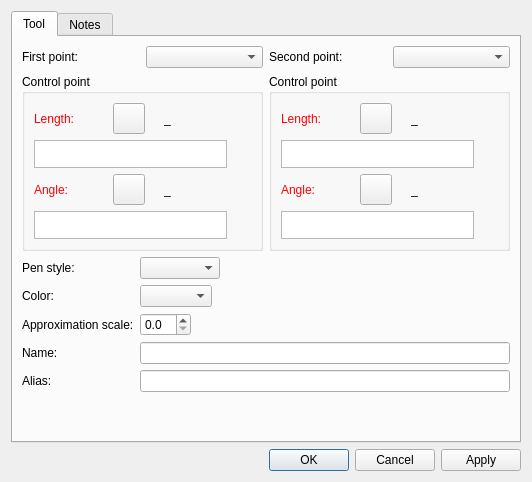
The window that src/libs/vtools/dialogs/tools/dialogspline.ui (dismine/valentina) describes before a commit, drawn with Qt 5.
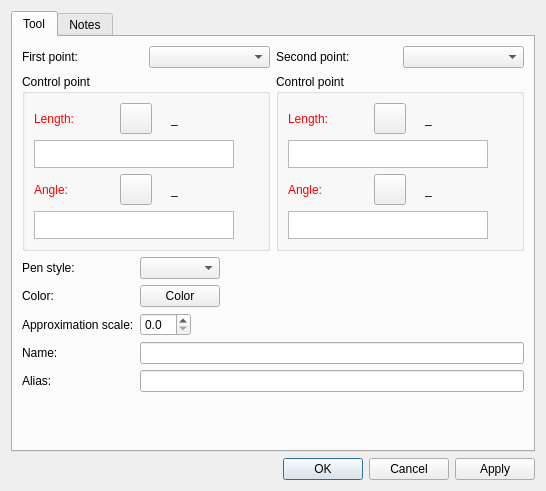
The same window after the commit. Icons and pictures are not drawn. Custom widgets are drawn as their Qt base class.

Commit message: Tool color picker.

The edit to the form file:
```diff
--- a/src/libs/vtools/dialogs/tools/dialogspline.ui
+++ b/src/libs/vtools/dialogs/tools/dialogspline.ui
@@ -6,8 +6,8 @@
    <rect>
     <x>0</x>
     <y>0</y>
-    <width>532</width>
-    <height>482</height>
+    <width>546</width>
+    <height>491</height>
    </rect>
   </property>
   <property name="windowTitle">
@@ -849,16 +849,6 @@
            </property>
           </widget>
          </item>
-         <item row="1" column="1">
-          <widget class="QComboBox" name="comboBoxColor">
-           <property name="sizePolicy">
-            <sizepolicy hsizetype="Preferred" vsizetype="Preferred">
-             <horstretch>0</horstretch>
-             <verstretch>0</verstretch>
-            </sizepolicy>
-           </property>
-          </widget>
-         </item>
          <item row="3" column="0">
           <widget class="QLabel" name="labelName">
            <property name="text">
@@ -939,6 +929,13 @@
            </property>
           </widget>
          </item>
+         <item row="1" column="1">
+          <widget class="VPE::QtColorPicker" name="pushButtonColor">
+           <property name="text">
+            <string>Color</string>
+           </property>
+          </widget>
+         </item>
         </layout>
        </item>
        <item>
@@ -981,6 +978,11 @@
   </layout>
  </widget>
  <customwidgets>
+  <customwidget>
+   <class>VPE::QtColorPicker</class>
+   <extends>QPushButton</extends>
+   <header>../vpropertyexplorer/qtcolorpicker.h</header>
+  </customwidget>
   <customwidget>
    <class>VPlainTextEdit</class>
    <extends>QPlainTextEdit</extends>
```
Left out of the diff: 21 changed lines with no effect on the pictures. The commit also changes 62 other files.
